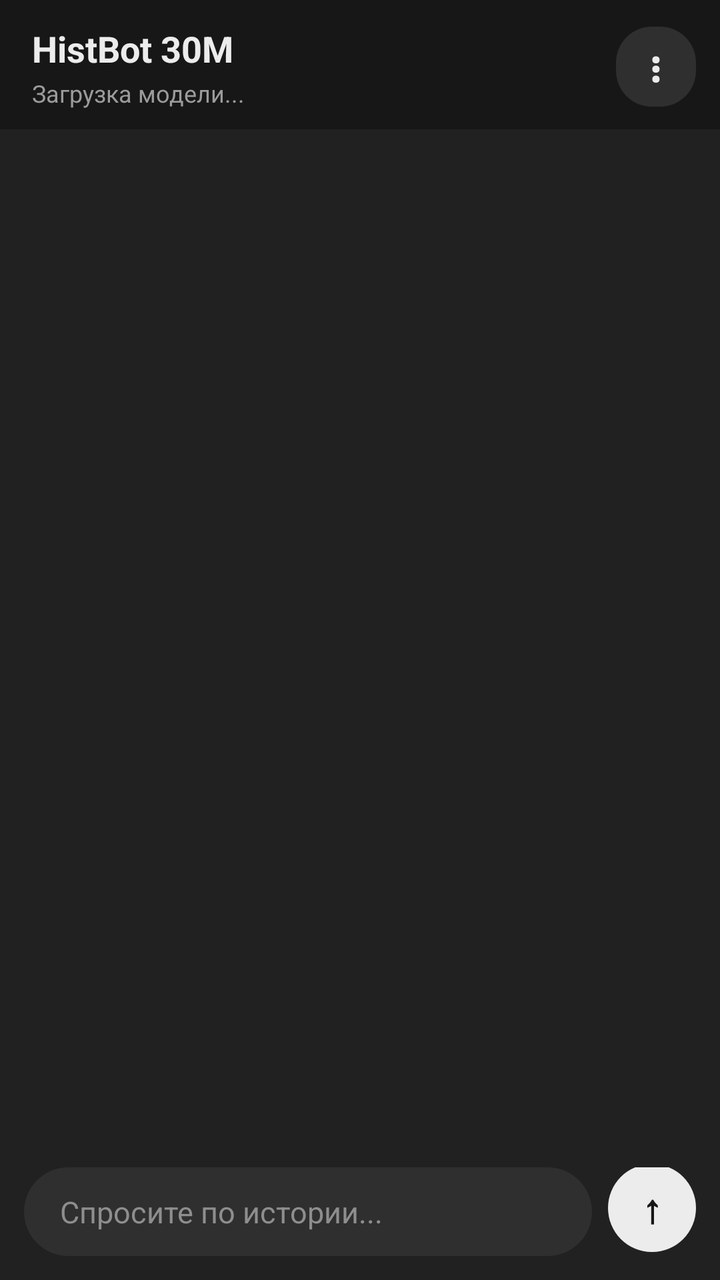
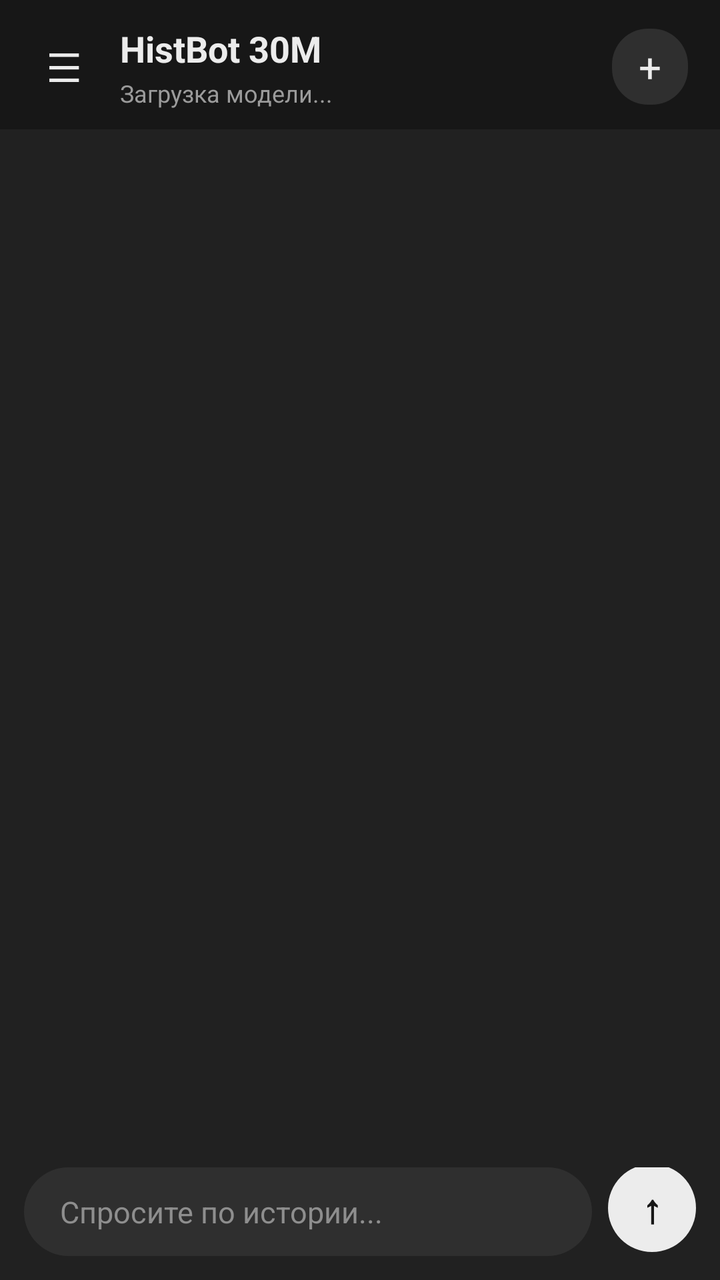

Two renders of the same Android screen: before a commit and after it. Below are the layout's source before the change and the commit's diff.
<!-- AndroidManifest.xml: application theme Theme.HistBot -->
<!-- res/layout/activity_main.xml -->
<?xml version="1.0" encoding="utf-8"?>
<LinearLayout xmlns:android="http://schemas.android.com/apk/res/android"
    android:layout_width="match_parent"
    android:layout_height="match_parent"
    android:orientation="vertical"
    android:background="#212121">

    <LinearLayout
        android:layout_width="match_parent"
        android:layout_height="wrap_content"
        android:orientation="horizontal"
        android:gravity="center_vertical"
        android:background="#171717"
        android:paddingStart="16dp"
        android:paddingEnd="12dp"
        android:paddingTop="12dp"
        android:paddingBottom="10dp">

        <LinearLayout
            android:layout_width="0dp"
            android:layout_height="wrap_content"
            android:layout_weight="1"
            android:orientation="vertical">

            <TextView
                android:layout_width="wrap_content"
                android:layout_height="wrap_content"
                android:text="HistBot 30M"
                android:textColor="#ECECEC"
                android:textSize="18sp"
                android:textStyle="bold" />

            <TextView
                android:id="@+id/statusText"
                android:layout_width="wrap_content"
                android:layout_height="wrap_content"
                android:text="Загрузка модели..."
                android:textColor="#9B9B9B"
                android:textSize="12sp"
                android:layout_marginTop="2dp" />
        </LinearLayout>

        <TextView
            android:id="@+id/menuBtn"
            android:layout_width="40dp"
            android:layout_height="40dp"
            android:background="@drawable/bg_user_bubble"
            android:gravity="center"
            android:text="⋮"
            android:textColor="#ECECEC"
            android:textSize="20sp"
            android:textStyle="bold" />
    </LinearLayout>

    <androidx.recyclerview.widget.RecyclerView
        android:id="@+id/chatRecycler"
        android:layout_width="match_parent"
        android:layout_height="0dp"
        android:layout_weight="1"
        android:clipToPadding="false"
        android:paddingTop="12dp"
        android:paddingBottom="12dp" />

    <LinearLayout
        android:layout_width="match_parent"
        android:layout_height="wrap_content"
        android:orientation="horizontal"
        android:gravity="bottom"
        android:padding="12dp"
        android:background="#212121">

        <EditText
            android:id="@+id/inputEdit"
            android:layout_width="0dp"
            android:layout_height="wrap_content"
            android:layout_weight="1"
            android:background="@drawable/bg_input"
            android:hint="Спросите по истории..."
            android:textColor="#ECECEC"
            android:textColorHint="#8E8E8E"
            android:textSize="15sp"
            android:maxLines="4"
            android:paddingStart="18dp"
            android:paddingEnd="18dp"
            android:paddingTop="12dp"
            android:paddingBottom="12dp"
            android:inputType="textCapSentences|textMultiLine" />

        <TextView
            android:id="@+id/sendBtn"
            android:layout_width="44dp"
            android:layout_height="44dp"
            android:layout_marginStart="8dp"
            android:background="@drawable/bg_send_btn"
            android:gravity="center"
            android:text="↑"
            android:textColor="#171717"
            android:textSize="20sp"
            android:textStyle="bold" />
    </LinearLayout>
</LinearLayout>
<!-- resources referenced by this layout -->
<resources>
  <!-- drawable bg_input (drawable) -->
  <?xml version="1.0" encoding="utf-8"?>
  <shape xmlns:android="http://schemas.android.com/apk/res/android">
      <solid android:color="#2F2F2F"/>
      <corners android:radius="24dp"/>
  </shape>
  <!-- drawable bg_send_btn (drawable) -->
  <?xml version="1.0" encoding="utf-8"?>
  <shape xmlns:android="http://schemas.android.com/apk/res/android" android:shape="oval">
      <solid android:color="#ECECEC"/>
  </shape>
  <!-- drawable bg_user_bubble (drawable) -->
  <?xml version="1.0" encoding="utf-8"?>
  <shape xmlns:android="http://schemas.android.com/apk/res/android">
      <solid android:color="#2F2F2F"/>
      <corners android:radius="18dp"/>
  </shape>
  <style name="Theme.HistBot" parent="Theme.MaterialComponents.DayNight.NoActionBar">
          <item name="colorPrimary">#10A37F</item>
          <item name="colorPrimaryVariant">#0D8A6A</item>
          <item name="colorOnPrimary">#FFFFFF</item>
          <item name="android:statusBarColor">#171717</item>
          <item name="android:navigationBarColor">#212121</item>
          <item name="android:windowBackground">#212121</item>
      </style>
</resources>

<!-- the commit's change to res/layout/activity_main.xml (unified diff, before → after) -->
@@ -1,101 +1,220 @@
 <?xml version="1.0" encoding="utf-8"?>
-<LinearLayout xmlns:android="http://schemas.android.com/apk/res/android"
+<androidx.drawerlayout.widget.DrawerLayout xmlns:android="http://schemas.android.com/apk/res/android"
+    android:id="@+id/drawerLayout"
     android:layout_width="match_parent"
     android:layout_height="match_parent"
-    android:orientation="vertical"
     android:background="#212121">
 
+    
     <LinearLayout
         android:layout_width="match_parent"
-        android:layout_height="wrap_content"
-        android:orientation="horizontal"
-        android:gravity="center_vertical"
+        android:layout_height="match_parent"
+        android:orientation="vertical"
+        android:background="#212121">
+
+        <LinearLayout
+            android:layout_width="match_parent"
+            android:layout_height="wrap_content"
+            android:orientation="horizontal"
+            android:gravity="center_vertical"
+            android:background="#171717"
+            android:paddingStart="12dp"
+            android:paddingEnd="16dp"
+            android:paddingTop="12dp"
+            android:paddingBottom="10dp">
+
+            <TextView
+                android:id="@+id/menuBtn"
+                android:layout_width="40dp"
+                android:layout_height="40dp"
+                android:gravity="center"
+                android:text="☰"
+                android:textColor="#ECECEC"
+                android:textSize="20sp" />
+
+            <LinearLayout
+                android:layout_width="0dp"
+                android:layout_height="wrap_content"
+                android:layout_weight="1"
+                android:layout_marginStart="8dp"
+                android:orientation="vertical">
+
+                <TextView
+                    android:layout_width="wrap_content"
+                    android:layout_height="wrap_content"
+                    android:text="HistBot 30M"
+                    android:textColor="#ECECEC"
+                    android:textSize="18sp"
+                    android:textStyle="bold" />
+
+                <TextView
+                    android:id="@+id/statusText"
+                    android:layout_width="wrap_content"
+                    android:layout_height="wrap_content"
+                    android:text="Загрузка модели..."
+                    android:textColor="#9B9B9B"
+                    android:textSize="12sp"
+                    android:layout_marginTop="2dp" />
+            </LinearLayout>
+
+            <TextView
+                android:id="@+id/quickNewChatBtn"
+                android:layout_width="38dp"
+                android:layout_height="38dp"
+                android:background="@drawable/bg_user_bubble"
+                android:gravity="center"
+                android:text="+"
+                android:textColor="#ECECEC"
+                android:textSize="20sp" />
+        </LinearLayout>
+
+        <androidx.recyclerview.widget.RecyclerView
+            android:id="@+id/chatRecycler"
+            android:layout_width="match_parent"
+            android:layout_height="0dp"
+            android:layout_weight="1"
+            android:clipToPadding="false"
+            android:paddingTop="12dp"
+            android:paddingBottom="12dp" />
+
+        <LinearLayout
+            android:layout_width="match_parent"
+            android:layout_height="wrap_content"
+            android:orientation="horizontal"
+            android:gravity="bottom"
+            android:padding="12dp"
+            android:background="#212121">
+
+            <EditText
+                android:id="@+id/inputEdit"
+                android:layout_width="0dp"
+                android:layout_height="wrap_content"
+                android:layout_weight="1"
+                android:background="@drawable/bg_input"
+                android:hint="Спросите по истории..."
+                android:textColor="#ECECEC"
+                android:textColorHint="#8E8E8E"
+                android:textSize="15sp"
+                android:maxLines="4"
+                android:paddingStart="18dp"
+                android:paddingEnd="18dp"
+                android:paddingTop="12dp"
+                android:paddingBottom="12dp"
+                android:inputType="textCapSentences|textMultiLine" />
+
+            <TextView
+                android:id="@+id/sendBtn"
+                android:layout_width="44dp"
+                android:layout_height="44dp"
+                android:layout_marginStart="8dp"
+                android:background="@drawable/bg_send_btn"
+                android:gravity="center"
+                android:text="↑"
+                android:textColor="#171717"
+                android:textSize="20sp"
+                android:textStyle="bold" />
+        </LinearLayout>
+    </LinearLayout>
+
+    
+    <LinearLayout
+        android:layout_width="290dp"
+        android:layout_height="match_parent"
+        android:layout_gravity="start"
+        android:orientation="vertical"
         android:background="#171717"
-        android:paddingStart="16dp"
-        android:paddingEnd="12dp"
-        android:paddingTop="12dp"
-        android:paddingBottom="10dp">
-
-        <LinearLayout
-            android:layout_width="0dp"
-            android:layout_height="wrap_content"
-            android:layout_weight="1"
-            android:orientation="vertical">
-
-            <TextView
-                android:layout_width="wrap_content"
-                android:layout_height="wrap_content"
-                android:text="HistBot 30M"
-                android:textColor="#ECECEC"
-                android:textSize="18sp"
-                android:textStyle="bold" />
-
-            <TextView
-                android:id="@+id/statusText"
-                android:layout_width="wrap_content"
-                android:layout_height="wrap_content"
-                android:text="Загрузка модели..."
-                android:textColor="#9B9B9B"
-                android:textSize="12sp"
-                android:layout_marginTop="2dp" />
-        </LinearLayout>
-
-        <TextView
-            android:id="@+id/menuBtn"
-            android:layout_width="40dp"
+        android:paddingTop="16dp"
+        android:paddingBottom="12dp">
+
+        
+        <EditText
+            android:id="@+id/searchChatsEdit"
+            android:layout_width="match_parent"
             android:layout_height="40dp"
-            android:background="@drawable/bg_user_bubble"
-            android:gravity="center"
-            android:text="⋮"
-            android:textColor="#ECECEC"
-            android:textSize="20sp"
-            android:textStyle="bold" />
-    </LinearLayout>
-
-    <androidx.recyclerview.widget.RecyclerView
-        android:id="@+id/chatRecycler"
-        android:layout_width="match_parent"
-        android:layout_height="0dp"
-        android:layout_weight="1"
-        android:clipToPadding="false"
-        android:paddingTop="12dp"
-        android:paddingBottom="12dp" />
-
-    <LinearLayout
-        android:layout_width="match_parent"
-        android:layout_height="wrap_content"
-        android:orientation="horizontal"
-        android:gravity="bottom"
-        android:padding="12dp"
-        android:background="#212121">
-
-        <EditText
-            android:id="@+id/inputEdit"
-            android:layout_width="0dp"
-            android:layout_height="wrap_content"
-            android:layout_weight="1"
+            android:layout_marginStart="14dp"
+            android:layout_marginEnd="14dp"
             android:background="@drawable/bg_input"
-            android:hint="Спросите по истории..."
+            android:hint="Поиск по чатам..."
             android:textColor="#ECECEC"
             android:textColorHint="#8E8E8E"
+            android:textSize="14sp"
+            android:singleLine="true"
+            android:paddingStart="14dp"
+            android:paddingEnd="14dp" />
+
+        
+        <TextView
+            android:id="@+id/newChatDrawerBtn"
+            android:layout_width="match_parent"
+            android:layout_height="44dp"
+            android:layout_marginStart="14dp"
+            android:layout_marginEnd="14dp"
+            android:layout_marginTop="12dp"
+            android:background="@drawable/bg_user_bubble"
+            android:gravity="center_vertical"
+            android:paddingStart="16dp"
+            android:paddingEnd="16dp"
+            android:text="+   Новый чат"
+            android:textColor="#ECECEC"
             android:textSize="15sp"
-            android:maxLines="4"
-            android:paddingStart="18dp"
-            android:paddingEnd="18dp"
-            android:paddingTop="12dp"
-            android:paddingBottom="12dp"
-            android:inputType="textCapSentences|textMultiLine" />
+            android:textStyle="bold" />
 
         <TextView
-            android:id="@+id/sendBtn"
-            android:layout_width="44dp"
+            android:layout_width="wrap_content"
+            android:layout_height="wrap_content"
+            android:layout_marginStart="18dp"
+            android:layout_marginTop="16dp"
+            android:layout_marginBottom="6dp"
+            android:text="Недавние"
+            android:textColor="#8E8E8E"
+            android:textSize="12sp"
+            android:textStyle="bold" />
+
+        
+        <androidx.recyclerview.widget.RecyclerView
+            android:id="@+id/sessionsRecycler"
+            android:layout_width="match_parent"
+            android:layout_height="0dp"
+            android:layout_weight="1"
+            android:paddingStart="10dp"
+            android:paddingEnd="10dp"
+            android:clipToPadding="false" />
+
+        
+        <View
+            android:layout_width="match_parent"
+            android:layout_height="1dp"
+            android:layout_marginTop="6dp"
+            android:layout_marginBottom="8dp"
+            android:background="#2A2A2A" />
+
+        <LinearLayout
+            android:id="@+id/resetCacheBtn"
+            android:layout_width="match_parent"
             android:layout_height="44dp"
-            android:layout_marginStart="8dp"
-            android:background="@drawable/bg_send_btn"
-            android:gravity="center"
-            android:text="↑"
-            android:textColor="#171717"
-            android:textSize="20sp"
-            android:textStyle="bold" />
+            android:layout_marginStart="12dp"
+            android:layout_marginEnd="12dp"
+            android:gravity="center_vertical"
+            android:orientation="horizontal"
+            android:paddingStart="10dp"
+            android:paddingEnd="10dp">
+
+            <TextView
+                android:id="@+id/cacheInfoText"
+                android:layout_width="0dp"
+                android:layout_height="wrap_content"
+                android:layout_weight="1"
+                android:text="Сбросить кэш Википедии"
+                android:textColor="#B0B0B0"
+                android:textSize="13sp" />
+
+            <TextView
+                android:layout_width="wrap_content"
+                android:layout_height="wrap_content"
+                android:text="⚙"
+                android:textColor="#B0B0B0"
+                android:textSize="18sp" />
+        </LinearLayout>
     </LinearLayout>
-</LinearLayout>
+
+</androidx.drawerlayout.widget.DrawerLayout>
